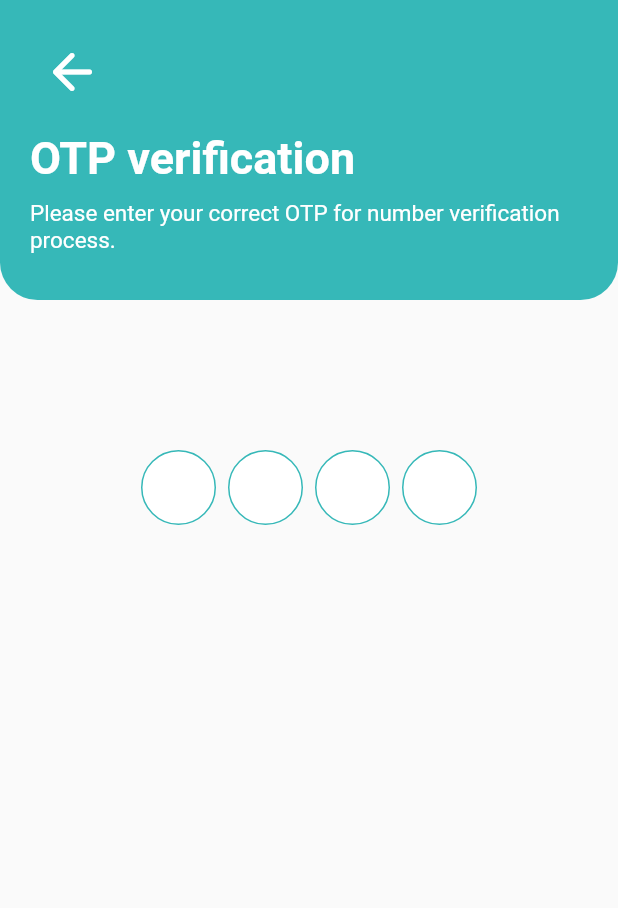
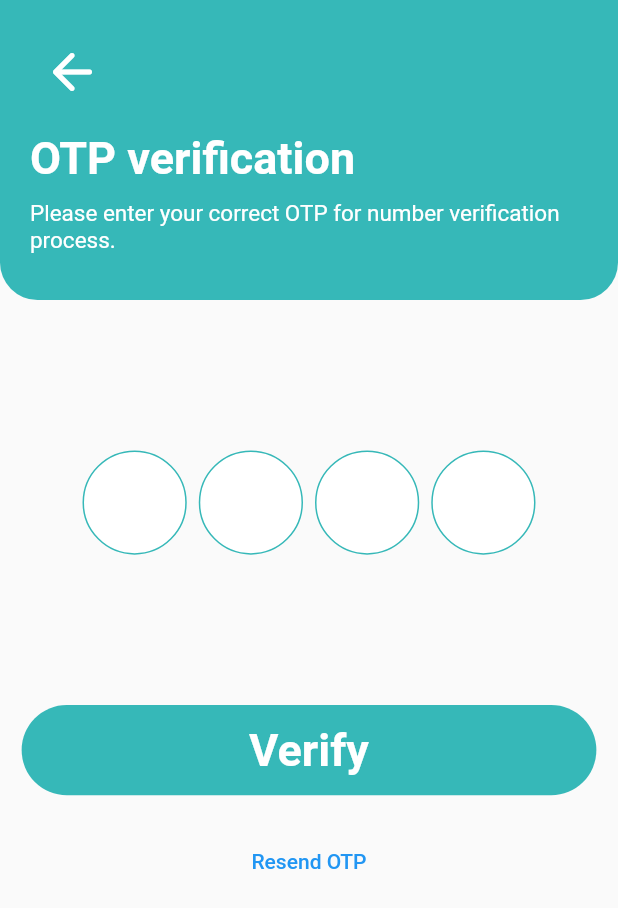
Before and after one commit to Mukhammadaliti/american_dream_messenger, a Flutter app: the OptView screen opened by its route, on a phone screen of 412 x 824 dp. Shown: the top 908 px of the screen. Run offline on Flutter 3.47's test engine with Material 2 defaults, Android fonts, the phone set to English and light mode, and no system bars; drawn by our look-alikes of pinput; our stand-ins replace animated_text_kit, get.

Commit message:
otp ui is finshed

```diff
--- a/lib/app/constans/app_text_styles.dart
+++ b/lib/app/constans/app_text_styles.dart
@@ -7,6 +7,8 @@ class AppTextStyle {
   static const TextStyle s20 = TextStyle(
     fontSize: 20.0,
   );
-  static const TextStyle style = TextStyle(
+  static const TextStyle black20 = TextStyle(
+      fontSize: 20.0, color: AppColors.black, fontWeight: FontWeight.bold);
+  static const TextStyle white28bold = TextStyle(
       fontSize: 28, fontWeight: FontWeight.bold, color: AppColors.white);
 }
--- a/lib/app/modules/opt/views/opt_view.dart
+++ b/lib/app/modules/opt/views/opt_view.dart
@@ -1,5 +1,8 @@
 import 'package:american_dream_messenger/app/constans/app_colors.dart';
+import 'package:american_dream_messenger/app/constans/app_text_styles.dart';
+import 'package:american_dream_messenger/app/modules/home/views/home_view.dart';
 import 'package:american_dream_messenger/app/widgets/app_bar_widget.dart';
+import 'package:american_dream_messenger/app/widgets/register_widget.dart';
 import 'package:flutter/material.dart';
 import 'package:pinput/pinput.dart';
 import 'package:get/get.dart';
@@ -19,20 +22,21 @@ class OptView extends GetView<OptController> {
     return Scaffold(
       body: Column(
         children: [
-          AppBarWidget(
+          const AppBarWidget(
             text: "OTP verification",
             textt:
                 "Please enter your correct OTP for number verification process.",
           ),
           Padding(
-            padding: EdgeInsets.symmetric(vertical: 100, horizontal: 55),
+            padding: const EdgeInsets.symmetric(vertical: 100, horizontal: 55),
             child: Pinput(
               length: 4,
               mainAxisAlignment: MainAxisAlignment.center,
               crossAxisAlignment: CrossAxisAlignment.center,
               defaultPinTheme: PinTheme(
-                  height: 50.0,
-                  width: 50.0,
+                  textStyle: AppTextStyle.black20,
+                  height: 70.0,
+                  width: 70.0,
                   decoration: BoxDecoration(
                     border: Border.all(
                       color: AppColors.blueB8,
@@ -43,7 +47,24 @@ class OptView extends GetView<OptController> {
                     // borderRadius: BorderRadius.circular(100),
                   )),
             ),
-          )
+          ),
+          RegisterWidget(
+            onpress: () {
+              Get.to(
+                const HomeView(),
+              );
+            },
+            text: "Verify",
+          ),
+          const SizedBox(
+            height: 20,
+          ),
+          TextButton(
+            onPressed: () {},
+            child: const Text(
+              "Resend OTP",
+            ),
+          ),
         ],
       ),
     );
--- a/lib/app/modules/welcom/widgets/register_widget.dart
+++ b/lib/app/modules/welcom/widgets/register_widget.dart
@@ -30,7 +30,7 @@ class RegisterWiget extends StatelessWidget {
           ),
         ], borderRadius: BorderRadius.circular(28), color: color),
         child: Center(
-          child: Text(text, style: AppTextStyle.style),
+          child: Text(text, style: AppTextStyle.white28bold),
         ),
       ),
     );
--- a/lib/app/routes/app_pages.dart
+++ b/lib/app/routes/app_pages.dart
@@ -18,7 +18,7 @@ part 'app_routes.dart';
 class AppPages {
   AppPages._();
 
-  static const INITIAL = Routes.OPT;
+  static const INITIAL = Routes.WELCOME;
 
   static final routes = [
     GetPage(
```
